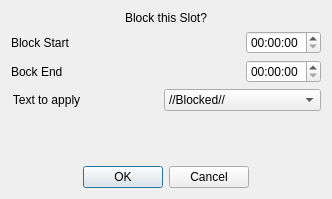
Above: src/openmolar/qt-designer/blockSlot.ui from rowinggolfer/openmolar1 before the change. Below: the same form after it.
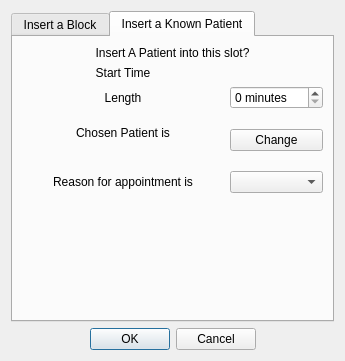
That is the form after the change. The open tabs and pages were chosen to show the change.

```diff
--- a/src/openmolar/qt-designer/blockSlot.ui
+++ b/src/openmolar/qt-designer/blockSlot.ui
@@ -6,55 +6,51 @@
    <rect>
     <x>0</x>
     <y>0</y>
-    <width>332</width>
-    <height>199</height>
+    <width>345</width>
+    <height>361</height>
    </rect>
   </property>
   <property name="windowTitle">
    <string>Confirm</string>
   </property>
+  <layout class="QVBoxLayout" name="verticalLayout">
+   <item>
+    <widget class="QTabWidget" name="tabWidget">
+     <property name="currentIndex">
+      <number>0</number>
+     </property>
+     <widget class="QWidget" name="tab">
+      <attribute name="title">
+       <string>Insert a Block</string>
+      </attribute>
   <layout class="QGridLayout" name="gridLayout">
-   <item row="0" column="0" colspan="4">
+       <item row="0" column="0" colspan="3">
     <widget class="QLabel" name="label">
      <property name="text">
-      <string>Block this Slot?</string>
+          <string>Would you like to Block (or partially Block) this Slot?</string>
      </property>
      <property name="alignment">
       <set>Qt::AlignCenter</set>
      </property>
     </widget>
    </item>
-   <item row="1" column="0" colspan="3">
+       <item row="1" column="0">
     <widget class="QLabel" name="label_3">
      <property name="text">
       <string>Block Start</string>
      </property>
-    </widget>
-   </item>
-   <item row="1" column="3">
-    <widget class="QTimeEdit" name="start_timeEdit">
-     <property name="maximumSize">
-      <size>
-       <width>100</width>
-       <height>16777215</height>
-      </size>
+         <property name="alignment">
+          <set>Qt::AlignRight|Qt::AlignTrailing|Qt::AlignVCenter</set>
      </property>
     </widget>
    </item>
-   <item row="2" column="0" colspan="3">
+       <item row="2" column="0">
     <widget class="QLabel" name="label_4">
      <property name="text">
       <string>Bock End</string>
      </property>
-    </widget>
-   </item>
-   <item row="2" column="3">
-    <widget class="QTimeEdit" name="finish_timeEdit">
-     <property name="maximumSize">
-      <size>
-       <width>100</width>
-       <height>16777215</height>
-      </size>
+         <property name="alignment">
+          <set>Qt::AlignRight|Qt::AlignTrailing|Qt::AlignVCenter</set>
      </property>
     </widget>
    </item>
@@ -68,7 +64,7 @@
      </property>
     </widget>
    </item>
-   <item row="3" column="2" colspan="2">
+       <item row="3" column="1" colspan="2">
     <widget class="QComboBox" name="comboBox">
      <item>
       <property name="text">
@@ -97,7 +93,7 @@
      </item>
     </widget>
    </item>
-   <item row="4" column="1">
+       <item row="4" column="0" colspan="2">
     <spacer name="verticalSpacer">
      <property name="orientation">
       <enum>Qt::Vertical</enum>
@@ -110,7 +106,174 @@
      </property>
     </spacer>
    </item>
-   <item row="5" column="0" colspan="4">
+       <item row="1" column="1">
+        <widget class="QFrame" name="blockStart_frame">
+         <property name="minimumSize">
+          <size>
+           <width>0</width>
+           <height>0</height>
+          </size>
+         </property>
+         <property name="frameShape">
+          <enum>QFrame::NoFrame</enum>
+         </property>
+         <property name="frameShadow">
+          <enum>QFrame::Raised</enum>
+         </property>
+        </widget>
+       </item>
+       <item row="2" column="1">
+        <widget class="QFrame" name="blockEnd_frame">
+         <property name="frameShape">
+          <enum>QFrame::NoFrame</enum>
+         </property>
+         <property name="frameShadow">
+          <enum>QFrame::Raised</enum>
+         </property>
+        </widget>
+       </item>
+       <item row="1" column="2" rowspan="2">
+        <widget class="QLabel" name="length_label">
+         <property name="text">
+          <string>minutes</string>
+         </property>
+         <property name="alignment">
+          <set>Qt::AlignCenter</set>
+         </property>
+        </widget>
+       </item>
+      </layout>
+     </widget>
+     <widget class="QWidget" name="tab_2">
+      <attribute name="title">
+       <string>Insert a Known Patient</string>
+      </attribute>
+      <layout class="QGridLayout" name="gridLayout_2">
+       <item row="0" column="0" colspan="4">
+        <widget class="QLabel" name="label_7">
+         <property name="text">
+          <string>Insert A Patient into this slot?</string>
+         </property>
+         <property name="alignment">
+          <set>Qt::AlignCenter</set>
+         </property>
+        </widget>
+       </item>
+       <item row="1" column="0" colspan="3">
+        <widget class="QLabel" name="label_5">
+         <property name="minimumSize">
+          <size>
+           <width>100</width>
+           <height>0</height>
+          </size>
+         </property>
+         <property name="text">
+          <string>Start Time</string>
+         </property>
+         <property name="alignment">
+          <set>Qt::AlignCenter</set>
+         </property>
+        </widget>
+       </item>
+       <item row="2" column="0" colspan="3">
+        <widget class="QLabel" name="label_6">
+         <property name="minimumSize">
+          <size>
+           <width>100</width>
+           <height>0</height>
+          </size>
+         </property>
+         <property name="text">
+          <string>Length</string>
+         </property>
+         <property name="alignment">
+          <set>Qt::AlignCenter</set>
+         </property>
+        </widget>
+       </item>
+       <item row="3" column="0" colspan="3">
+        <widget class="QLabel" name="pt_label">
+         <property name="minimumSize">
+          <size>
+           <width>0</width>
+           <height>50</height>
+          </size>
+         </property>
+         <property name="text">
+          <string>Chosen Patient is&lt;br /&gt;</string>
+         </property>
+         <property name="textFormat">
+          <enum>Qt::AutoText</enum>
+         </property>
+         <property name="alignment">
+          <set>Qt::AlignCenter</set>
+         </property>
+        </widget>
+       </item>
+       <item row="3" column="3">
+        <widget class="QPushButton" name="changePt_pushButton">
+         <property name="text">
+          <string>Change</string>
+         </property>
+        </widget>
+       </item>
+       <item row="4" column="0" colspan="3">
+        <widget class="QLabel" name="label_9">
+         <property name="text">
+          <string>Reason for appointment is</string>
+         </property>
+         <property name="textFormat">
+          <enum>Qt::AutoText</enum>
+         </property>
+         <property name="alignment">
+          <set>Qt::AlignCenter</set>
+         </property>
+        </widget>
+       </item>
+       <item row="4" column="3">
+        <widget class="QComboBox" name="reason_comboBox"/>
+       </item>
+       <item row="5" column="2">
+        <spacer name="verticalSpacer_2">
+         <property name="orientation">
+          <enum>Qt::Vertical</enum>
+         </property>
+         <property name="sizeHint" stdset="0">
+          <size>
+           <width>20</width>
+           <height>99</height>
+          </size>
+         </property>
+        </spacer>
+       </item>
+       <item row="2" column="3">
+        <widget class="QSpinBox" name="length_spinBox">
+         <property name="suffix">
+          <string> minutes</string>
+         </property>
+         <property name="maximum">
+          <number>600</number>
+         </property>
+         <property name="singleStep">
+          <number>5</number>
+         </property>
+        </widget>
+       </item>
+       <item row="1" column="3">
+        <widget class="QFrame" name="startTime_frame">
+         <property name="frameShape">
+          <enum>QFrame::NoFrame</enum>
+         </property>
+         <property name="frameShadow">
+          <enum>QFrame::Raised</enum>
+         </property>
+        </widget>
+       </item>
+      </layout>
+     </widget>
+    </widget>
+   </item>
+   <item>
     <widget class="QDialogButtonBox" name="buttonBox">
      <property name="orientation">
       <enum>Qt::Horizontal</enum>
```
Left out of the diff: 2 changed lines with no effect on the pictures. Lines whose indentation alone changed are shown as unchanged.
